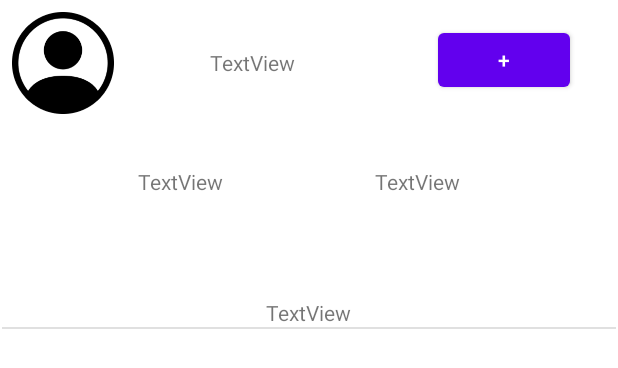
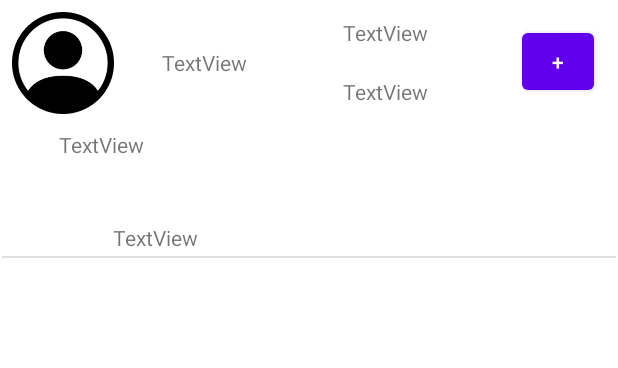
Before and after one commit to pietrobar/TreEst, an Android app: the layout post_row.xml on its own in the app's theme, with its tools: preview values and no code run, on a phone screen of 412 x 824 dp. Shown: the top 368 px of the screen. Run offline under Robolectric (Android 15) with nearby library versions, the phone set to English and light mode, and no system bars; network calls fail; Roboto replaces fonts that are not available here.

Commit message:
metto la data nel post, la data è salvata come stringa

```diff
--- a/app/src/main/java/com/example/progettotreest/Model.java
+++ b/app/src/main/java/com/example/progettotreest/Model.java
@@ -39,6 +39,7 @@ public class Model {
     public Post getPost(int index) {
         return posts.get(index);
     }
+
     public int getPostsSize(){ return posts.size();}
 
     public Line getLine(int index) {
@@ -94,16 +95,15 @@ public class Model {
                         postsJson = response.getJSONArray("posts");
                         for(int i = 0; i < postsJson.length(); i++) {
                             JSONObject post = postsJson.getJSONObject(i);
-                            DateTimeFormatter formatter = DateTimeFormatter.ofPattern("yyyy-MM-dd HH:mm:ss");
 
-
+                            String datetime =  post.getString("datetime");
+                            String subDate = datetime.substring(0,datetime.indexOf("."));
                             posts.add(new Post(
                                     post.has("delay")?post.getInt("delay"):-1,
                                     post.has("status")?post.getInt("status"):-1,
                                     post.has("comment")?post.getString("comment"):"No Comment",
                                     post.getBoolean("followingAuthor"),
-                                    //TODO:LocalDateTime.parse(post.getString("datetime"), formatter),
-                                    LocalDateTime.now(),
+                                    subDate,
                                     post.getString("authorName"),
                                     post.getInt("pversion"),
                                     post.getInt("author")));
--- a/app/src/main/java/com/example/progettotreest/Post.java
+++ b/app/src/main/java/com/example/progettotreest/Post.java
@@ -1,6 +1,5 @@
 package com.example.progettotreest;
 
-import java.time.LocalDateTime;
 import java.util.Date;
 
 public class Post {
@@ -8,13 +7,13 @@ public class Post {
     private int status;
     private String comment;
     private boolean followingAuthor;
-    private LocalDateTime datetime;
+    private String datetime;
     private String authorName;
     private int pversion;
     private int author;
 
 
-    public Post(int delay, int status, String comment, boolean followingAuthor, LocalDateTime datetime, String authorName, int pversion, int author) {
+    public Post(int delay, int status, String comment, boolean followingAuthor, String datetime, String authorName, int pversion, int author) {
         this.delay = delay;
         this.status = status;
         this.comment = comment;
@@ -41,7 +40,7 @@ public class Post {
         return followingAuthor;
     }
 
-    public LocalDateTime getDatetime() {
+    public String getDatetime() {
         return datetime;
     }
 
--- a/app/src/main/java/com/example/progettotreest/PostsViewHolder.java
+++ b/app/src/main/java/com/example/progettotreest/PostsViewHolder.java
@@ -16,6 +16,9 @@ public class PostsViewHolder extends RecyclerView.ViewHolder{
     private TextView statusTV;
     private TextView commentTV;
     private Button followUnfollowBtn;
+    private TextView datetimeTV;
+
+
     Database db;
     private View view;
 
@@ -25,6 +28,7 @@ public class PostsViewHolder extends RecyclerView.ViewHolder{
         delayTV = itemView.findViewById(R.id.delay_tv);
         statusTV = itemView.findViewById(R.id.status_tv);
         commentTV = itemView.findViewById(R.id.comment_tv);
+        datetimeTV = itemView.findViewById(R.id.datetime_textView);
         followUnfollowBtn = itemView.findViewById(R.id.follow_unfolllow_btn);
         db = Model.getInstance().getDB();
         this.view=itemView;
@@ -38,6 +42,7 @@ public class PostsViewHolder extends RecyclerView.ViewHolder{
         delayTV.setText(String.valueOf(post.getDelay()));
         statusTV.setText(String.valueOf(post.getStatus()));
         commentTV.setText(post.getComment());
+        datetimeTV.setText(post.getDatetime());
 
         //todo: per ogni post prendere l'autore e verificare se ho l'immagine più recente
         new Thread(() -> {
--- a/app/src/main/res/layout/post_row.xml
+++ b/app/src/main/res/layout/post_row.xml
@@ -18,7 +18,7 @@
         android:id="@+id/post_author_tv"
         android:layout_width="wrap_content"
         android:layout_height="wrap_content"
-        android:layout_marginStart="64dp"
+        android:layout_marginStart="32dp"
         android:layout_marginTop="32dp"
         android:text="TextView"
         app:layout_constraintStart_toEndOf="@+id/post_profilePic"
@@ -26,10 +26,10 @@
 
     <Button
         android:id="@+id/follow_unfolllow_btn"
-        android:layout_width="wrap_content"
-        android:layout_height="wrap_content"
+        android:layout_width="48dp"
+        android:layout_height="50dp"
         android:layout_marginTop="16dp"
-        android:layout_marginEnd="32dp"
+        android:layout_marginEnd="16dp"
         android:text="+"
         app:layout_constraintEnd_toEndOf="parent"
         app:layout_constraintTop_toTopOf="parent" />
@@ -38,33 +38,34 @@
         android:id="@+id/delay_tv"
         android:layout_width="wrap_content"
         android:layout_height="wrap_content"
-        android:layout_marginStart="92dp"
-        android:layout_marginTop="60dp"
+        android:layout_marginTop="12dp"
         android:text="TextView"
-        app:layout_constraintStart_toStartOf="parent"
-        app:layout_constraintTop_toBottomOf="@+id/post_author_tv" />
+        app:layout_constraintEnd_toStartOf="@+id/follow_unfolllow_btn"
+        app:layout_constraintHorizontal_bias="0.504"
+        app:layout_constraintStart_toEndOf="@+id/post_author_tv"
+        app:layout_constraintTop_toTopOf="parent" />
 
     <TextView
         android:id="@+id/status_tv"
         android:layout_width="wrap_content"
         android:layout_height="wrap_content"
-        android:layout_marginStart="87dp"
-        android:layout_marginTop="60dp"
-        android:layout_marginEnd="92dp"
+        android:layout_marginTop="20dp"
         android:text="TextView"
-        app:layout_constraintEnd_toEndOf="parent"
-        app:layout_constraintStart_toEndOf="@+id/delay_tv"
-        app:layout_constraintTop_toBottomOf="@+id/post_author_tv" />
+        app:layout_constraintEnd_toStartOf="@+id/follow_unfolllow_btn"
+        app:layout_constraintHorizontal_bias="0.504"
+        app:layout_constraintStart_toEndOf="@+id/post_author_tv"
+        app:layout_constraintTop_toBottomOf="@+id/delay_tv" />
 
     <TextView
         android:id="@+id/comment_tv"
-        android:layout_width="wrap_content"
-        android:layout_height="wrap_content"
+        android:layout_width="333dp"
+        android:layout_height="62dp"
         android:layout_marginStart="176dp"
-        android:layout_marginTop="68dp"
+        android:layout_marginTop="16dp"
         android:layout_marginEnd="177dp"
         android:text="TextView"
         app:layout_constraintEnd_toEndOf="parent"
+        app:layout_constraintHorizontal_bias="0.498"
         app:layout_constraintStart_toStartOf="parent"
         app:layout_constraintTop_toBottomOf="@+id/status_tv" />
 
@@ -76,6 +77,18 @@
         android:layout_marginEnd="1dp"
         android:background="?android:attr/listDivider"
         app:layout_constraintEnd_toEndOf="parent"
+        app:layout_constraintHorizontal_bias="0.0"
+        app:layout_constraintStart_toStartOf="parent"
+        app:layout_constraintTop_toBottomOf="@+id/datetime_textView" />
+
+    <TextView
+        android:id="@+id/datetime_textView"
+        android:layout_width="261dp"
+        android:layout_height="22dp"
+        android:layout_marginStart="75dp"
+        android:layout_marginEnd="75dp"
+        android:text="TextView"
+        app:layout_constraintEnd_toEndOf="parent"
         app:layout_constraintStart_toStartOf="parent"
         app:layout_constraintTop_toBottomOf="@+id/comment_tv" />
 </androidx.constraintlayout.widget.ConstraintLayout>
```
